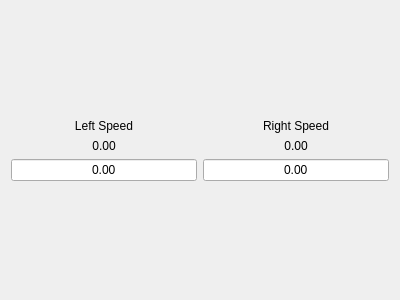
Above: src/gui/adapters/motorboardadapter.ui from RoboJackets/igvc-software before the change. Below: the same form after it.
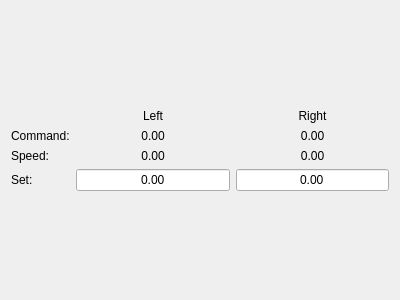
That is the form after the change.

What changed in the file:
```diff
--- a/src/gui/adapters/motorboardadapter.ui
+++ b/src/gui/adapters/motorboardadapter.ui
@@ -14,8 +14,8 @@
    <string>Form</string>
   </property>
   <layout class="QGridLayout" name="gridLayout">
-   <item row="1" column="1">
-    <widget class="QLabel" name="label_2">
+   <item row="3" column="2">
+    <widget class="QLabel" name="label_rightVel">
      <property name="sizePolicy">
       <sizepolicy hsizetype="Preferred" vsizetype="Fixed">
        <horstretch>0</horstretch>
@@ -23,50 +23,89 @@
       </sizepolicy>
      </property>
      <property name="text">
-      <string>Right Speed</string>
+      <string>0.00</string>
      </property>
      <property name="alignment">
-      <set>Qt::AlignBottom|Qt::AlignHCenter</set>
+      <set>Qt::AlignHCenter|Qt::AlignTop</set>
      </property>
     </widget>
    </item>
    <item row="3" column="1">
-    <widget class="QLineEdit" name="lineEdit_rightVel">
+    <widget class="QLabel" name="label_leftVel">
+     <property name="sizePolicy">
+      <sizepolicy hsizetype="Preferred" vsizetype="Fixed">
+       <horstretch>0</horstretch>
+       <verstretch>0</verstretch>
+      </sizepolicy>
+     </property>
      <property name="text">
       <string>0.00</string>
      </property>
      <property name="alignment">
-      <set>Qt::AlignCenter</set>
+      <set>Qt::AlignHCenter|Qt::AlignTop</set>
      </property>
     </widget>
    </item>
-   <item row="3" column="0">
-    <widget class="QLineEdit" name="lineEdit_leftVel">
+   <item row="5" column="1">
+    <spacer name="verticalSpacer_2">
+     <property name="orientation">
+      <enum>Qt::Vertical</enum>
+     </property>
+     <property name="sizeHint" stdset="0">
+      <size>
+       <width>20</width>
+       <height>40</height>
+      </size>
+     </property>
+    </spacer>
+   </item>
+   <item row="1" column="1">
+    <widget class="QLabel" name="label">
+     <property name="sizePolicy">
+      <sizepolicy hsizetype="Preferred" vsizetype="Fixed">
+       <horstretch>0</horstretch>
+       <verstretch>0</verstretch>
+      </sizepolicy>
+     </property>
      <property name="text">
-      <string>0.00</string>
+      <string>Left</string>
      </property>
      <property name="alignment">
-      <set>Qt::AlignCenter</set>
+      <set>Qt::AlignBottom|Qt::AlignHCenter</set>
      </property>
     </widget>
    </item>
    <item row="2" column="1">
-    <widget class="QLabel" name="label_rightVel">
-     <property name="sizePolicy">
-      <sizepolicy hsizetype="Preferred" vsizetype="Fixed">
-       <horstretch>0</horstretch>
-       <verstretch>0</verstretch>
-      </sizepolicy>
+    <widget class="QLabel" name="label_leftCmd">
+     <property name="text">
+      <string>0.00</string>
      </property>
+     <property name="alignment">
+      <set>Qt::AlignCenter</set>
+     </property>
+    </widget>
+   </item>
+   <item row="4" column="1">
+    <widget class="QLineEdit" name="lineEdit_leftVel">
      <property name="text">
       <string>0.00</string>
      </property>
      <property name="alignment">
-      <set>Qt::AlignHCenter|Qt::AlignTop</set>
+      <set>Qt::AlignCenter</set>
      </property>
     </widget>
    </item>
-   <item row="0" column="0">
+   <item row="4" column="2">
+    <widget class="QLineEdit" name="lineEdit_rightVel">
+     <property name="text">
+      <string>0.00</string>
+     </property>
+     <property name="alignment">
+      <set>Qt::AlignCenter</set>
+     </property>
+    </widget>
+   </item>
+   <item row="0" column="1">
     <spacer name="verticalSpacer">
      <property name="orientation">
       <enum>Qt::Vertical</enum>
@@ -79,50 +118,52 @@
      </property>
     </spacer>
    </item>
+   <item row="1" column="2">
+    <widget class="QLabel" name="label_2">
+     <property name="sizePolicy">
+      <sizepolicy hsizetype="Preferred" vsizetype="Fixed">
+       <horstretch>0</horstretch>
+       <verstretch>0</verstretch>
+      </sizepolicy>
+     </property>
+     <property name="text">
+      <string>Right</string>
+     </property>
+     <property name="alignment">
+      <set>Qt::AlignBottom|Qt::AlignHCenter</set>
+     </property>
+    </widget>
+   </item>
+   <item row="2" column="2">
+    <widget class="QLabel" name="label_rightCmd">
+     <property name="text">
+      <string>0.00</string>
+     </property>
+     <property name="alignment">
+      <set>Qt::AlignCenter</set>
+     </property>
+    </widget>
+   </item>
    <item row="2" column="0">
-    <widget class="QLabel" name="label_leftVel">
-     <property name="sizePolicy">
-      <sizepolicy hsizetype="Preferred" vsizetype="Fixed">
-       <horstretch>0</horstretch>
-       <verstretch>0</verstretch>
-      </sizepolicy>
-     </property>
+    <widget class="QLabel" name="label_5">
      <property name="text">
-      <string>0.00</string>
-     </property>
-     <property name="alignment">
-      <set>Qt::AlignHCenter|Qt::AlignTop</set>
+      <string>Command:</string>
      </property>
     </widget>
    </item>
-   <item row="1" column="0">
-    <widget class="QLabel" name="label">
-     <property name="sizePolicy">
-      <sizepolicy hsizetype="Preferred" vsizetype="Fixed">
-       <horstretch>0</horstretch>
-       <verstretch>0</verstretch>
-      </sizepolicy>
-     </property>
+   <item row="3" column="0">
+    <widget class="QLabel" name="label_6">
      <property name="text">
-      <string>Left Speed</string>
-     </property>
-     <property name="alignment">
-      <set>Qt::AlignBottom|Qt::AlignHCenter</set>
+      <string>Speed:</string>
      </property>
     </widget>
    </item>
    <item row="4" column="0">
-    <spacer name="verticalSpacer_2">
-     <property name="orientation">
-      <enum>Qt::Vertical</enum>
+    <widget class="QLabel" name="label_7">
+     <property name="text">
+      <string>Set:</string>
      </property>
-     <property name="sizeHint" stdset="0">
-      <size>
-       <width>20</width>
-       <height>40</height>
-      </size>
-     </property>
-    </spacer>
+    </widget>
    </item>
   </layout>
  </widget>
```
